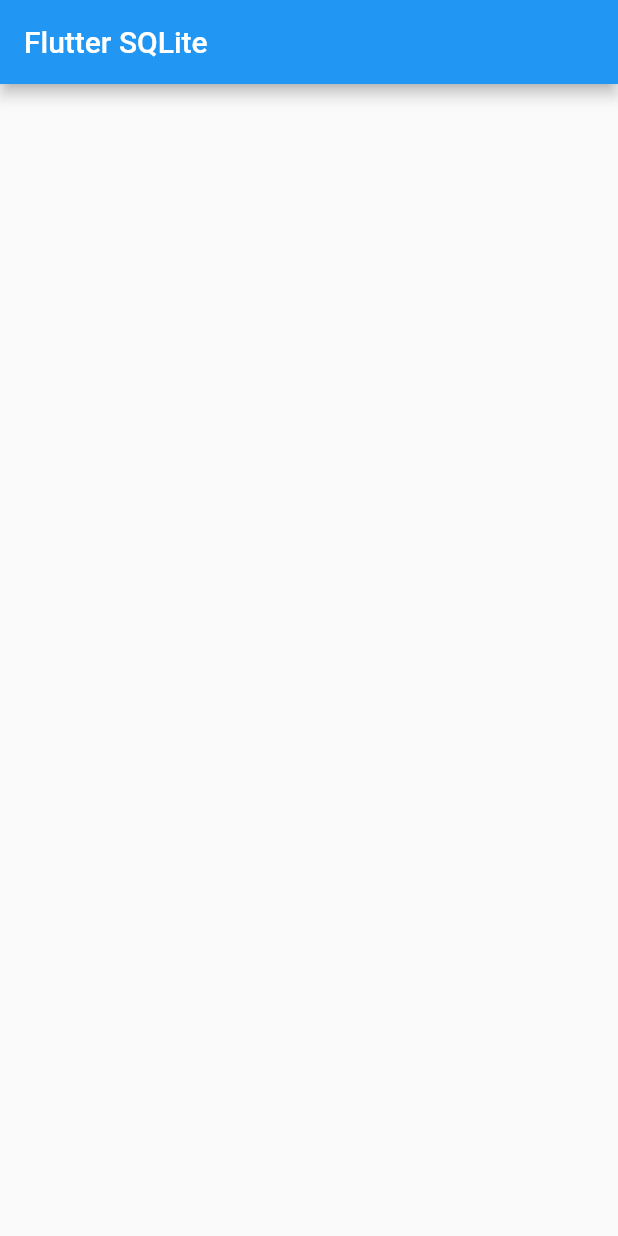
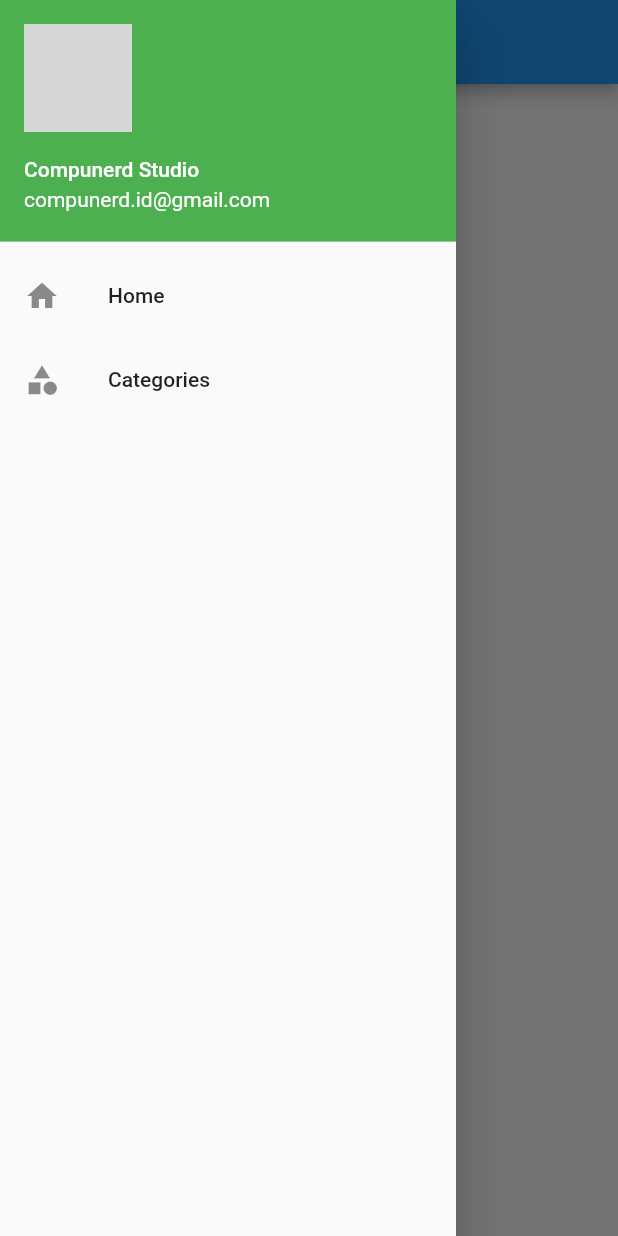
Before and after one commit to nenzan/flutter_sqlite, a Flutter app: the screen it shows after launch, with the side drawer open (before the commit the screen has no drawer), on a phone screen of 412 x 824 dp. Run offline on Flutter 3.47's test engine with Material 2 defaults, Android fonts, the phone set to English and light mode, and no system bars; network calls fail; grey boxes are pictures that could not be loaded.

Commit message:
initial commit

```diff
--- /dev/null
+++ b/lib/helpers/navigation_drawer.dart
@@ -0,0 +1,40 @@
+import 'package:flutter/material.dart';
+import 'package:flutter_sqlite/views/home_screen.dart';
+
+class NavigationDrawer extends StatefulWidget {
+  @override
+  _NavigationDrawerState createState() => _NavigationDrawerState();
+}
+
+class _NavigationDrawerState extends State<NavigationDrawer> {
+  @override
+  Widget build(BuildContext context) {
+    return Container(
+      child: Drawer(
+        child: ListView(
+          children: <Widget>[
+            UserAccountsDrawerHeader(
+              currentAccountPicture: CircleAvatar(
+                backgroundImage: NetworkImage(
+                    'https://cdna.artstation.com/p/assets/images/images/007/038/768/large/hampus-eriksson-portrait.jpg?1503233527'),
+              ),
+              accountName: Text('Compunerd Studio'),
+              accountEmail: Text('compunerd.id@gmail.com'),
+              decoration: BoxDecoration(color: Colors.green),
+            ),
+            ListTile(
+              title: Text('Home'),
+              leading: Icon(Icons.home),
+              onTap: ()=>Navigator.of(context).push(MaterialPageRoute(builder: (context)=>HomeScreen())),
+            ),
+            ListTile(
+              title: Text('Categories'),
+              leading: Icon(Icons.category),
+              onTap: (){},
+            ),
+          ],
+        ),
+      ),
+    );
+  }
+}
--- a/lib/views/home_screen.dart
+++ b/lib/views/home_screen.dart
@@ -1,4 +1,5 @@
 import 'package:flutter/material.dart';
+import 'package:flutter_sqlite/helpers/navigation_drawer.dart';
 
 class HomeScreen extends StatefulWidget {
   @override
@@ -12,6 +13,7 @@ class _HomeScreenState extends State<HomeScreen> {
       appBar: AppBar(
         title: Text('Flutter SQLite'),
       ),
+      drawer: NavigationDrawer(),
     );
   }
 }
```
